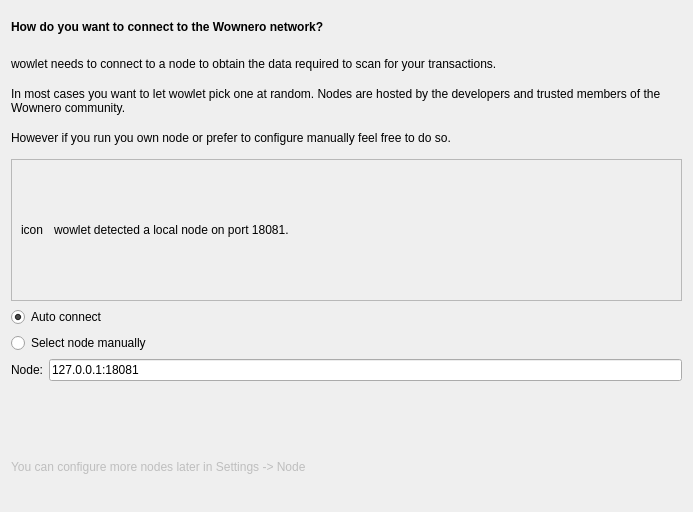
First picture: the form in src/wizard/PageNetwork.ui, repository wownero/wowlet, before the edit.
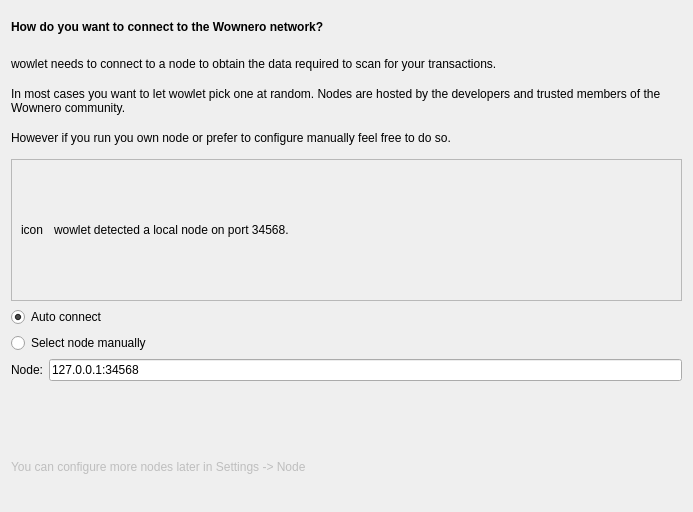
Second picture: the form after the edit.

Commit message: wowlet: wownero loose-string sweep + P0 send fix. Bump monero submodule -> gui@1ed9d64c (drops feather's monero-checkpoint check_rct_distribution() that made every send throw 'Output distribution size too small'). feather-src: local-node probe + wizard port 18081->34568 (Utils.cpp getDefaultRpcPort, PageNetwork.ui); confirmationsRequired + lock display 10->4 = wownero spendable age (TransactionRow, TxInfoDialog, BalanceDialog, SendWidget); amount precision 12->11 (config, SettingsDialog); tx-pool backlog x2->x5 (5-min blocks); revuo + CCS off default plugins

Diff of the .ui file:
```diff
--- a/src/wizard/PageNetwork.ui
+++ b/src/wizard/PageNetwork.ui
@@ -111,7 +111,7 @@
       <item>
        <widget class="QLabel" name="label_nodeDetected">
         <property name="text">
-         <string>wowlet detected a local node on port 18081.</string>
+         <string>wowlet detected a local node on port 34568.</string>
         </property>
        </widget>
       </item>
@@ -178,10 +178,10 @@
         <item row="0" column="1">
          <widget class="QLineEdit" name="line_customNode">
           <property name="text">
-           <string>127.0.0.1:18081</string>
+           <string>127.0.0.1:34568</string>
           </property>
           <property name="placeholderText">
-           <string>127.0.0.1:18081</string>
+           <string>127.0.0.1:34568</string>
           </property>
          </widget>
         </item>
```
The commit also changes 10 other files.
